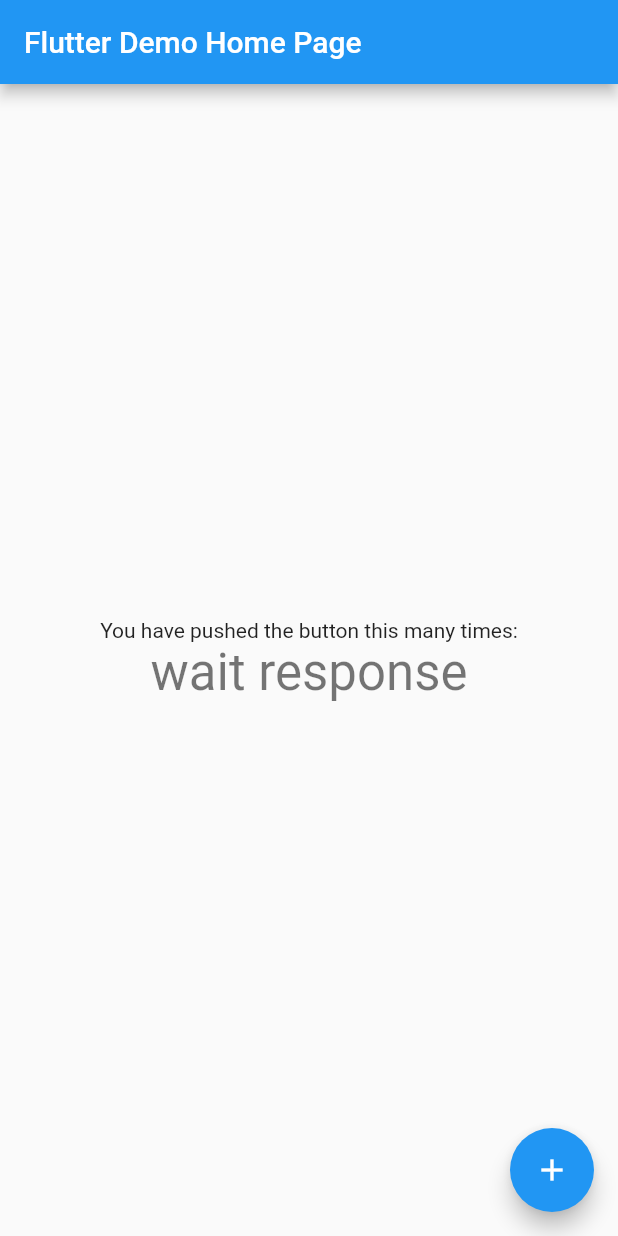
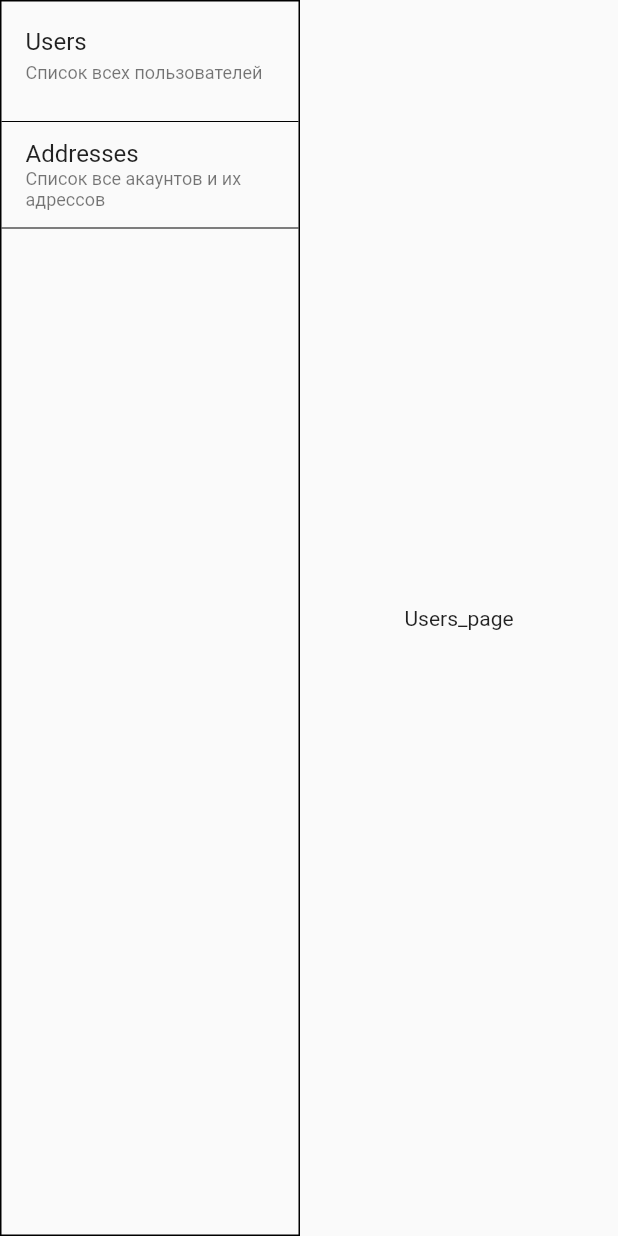
Before and after one commit to nvsces/ksk_admin, a Flutter app: the screen it shows after launch, on a phone screen of 412 x 824 dp. Run offline on Flutter 3.47's test engine with Material 2 defaults, Android fonts, the phone set to English and light mode, and no system bars; our stand-ins replace auto_route.

Commit message:
базовая структура

```diff
--- /dev/null
+++ b/lib/admin_app.dart
@@ -0,0 +1,17 @@
+import 'package:flutter/material.dart';
+
+import 'app/router/app_router.dart';
+
+class AdminApp extends StatelessWidget {
+  const AdminApp({Key? key}) : super(key: key);
+
+  static final _appRouter = AppRouter();
+
+  @override
+  Widget build(BuildContext context) {
+    return MaterialApp.router(
+      routerDelegate: _appRouter.delegate(),
+      routeInformationParser: _appRouter.defaultRouteParser(),
+    );
+  }
+}
--- a/lib/main.dart
+++ b/lib/main.dart
@@ -1,8 +1,10 @@
 import 'package:flutter/material.dart';
 import 'package:http/http.dart' as http;
 
+import 'admin_app.dart';
+
 void main() {
-  runApp(const MyApp());
+  runApp(const AdminApp());
 }
 
 class MyApp extends StatelessWidget {
@@ -57,7 +59,7 @@
   }
 
   Future fetchMethod() async {
-    var url = Uri.parse('http://localhost:80/api/address/all');
+    var url = Uri.parse('http://213.139.208.90:80/api/address/all');
     var response = await http.get(url);
     print(response.body);
     setState(() {
--- /dev/null
+++ b/lib/pages/users_page.dart
@@ -0,0 +1,14 @@
+import 'package:flutter/material.dart';
+
+class UsersPage extends StatelessWidget {
+  const UsersPage({Key? key}) : super(key: key);
+
+  @override
+  Widget build(BuildContext context) {
+    return Scaffold(
+      body: Center(
+        child: Text('Users_page'),
+      ),
+    );
+  }
+}
--- /dev/null
+++ b/lib/root_page.dart
@@ -0,0 +1,67 @@
+import 'package:auto_route/auto_route.dart';
+import 'package:flutter/material.dart';
+import 'package:ksk_admin/app/router/app_router.dart';
+
+class RootPage extends StatelessWidget {
+  const RootPage({Key? key}) : super(key: key);
+
+  @override
+  Widget build(BuildContext context) {
+    return AutoTabsRouter(
+      routes: const [
+        UsersRoute(),
+        AddressesRoute(),
+      ],
+      builder: (context, child, animation) {
+        final tabsRouter = AutoTabsRouter.of(context);
+        const subTitleStyle = TextStyle(
+          fontSize: 12.0,
+        );
+        return Scaffold(
+          body: Row(
+            children: [
+              Container(
+                width: 200,
+                decoration: BoxDecoration(
+                  border: Border.all(color: Colors.black),
+                ),
+                child: Column(
+                  children: [
+                    ListTile(
+                      onTap: () {
+                        tabsRouter.setActiveIndex(0);
+                      },
+                      title: const Text('Users'),
+                      subtitle: const Text('Список всех пользователей',
+                          style: subTitleStyle),
+                    ),
+                    const Divider(
+                      color: Colors.black,
+                    ),
+                    ListTile(
+                      onTap: () {
+                        tabsRouter.setActiveIndex(1);
+                      },
+                      title: const Text('Addresses'),
+                      subtitle: const Text('Список все акаунтов и их адрессов',
+                          style: subTitleStyle),
+                    ),
+                    const Divider(
+                      color: Colors.black,
+                    ),
+                  ],
+                ),
+              ),
+              Expanded(
+                child: FadeTransition(
+                  opacity: animation,
+                  child: child,
+                ),
+              ),
+            ],
+          ),
+        );
+      },
+    );
+  }
+}
```
Also changed, not shown: lib/app/router/app_router.dart (added, +19 -0 lines), lib/pages/addresses_page.dart (added, +14 -0 lines), pubspec.yaml (+9 -1 lines), lib/app/router/app_router.gr.dart (added), pubspec.lock, 3 other files.
